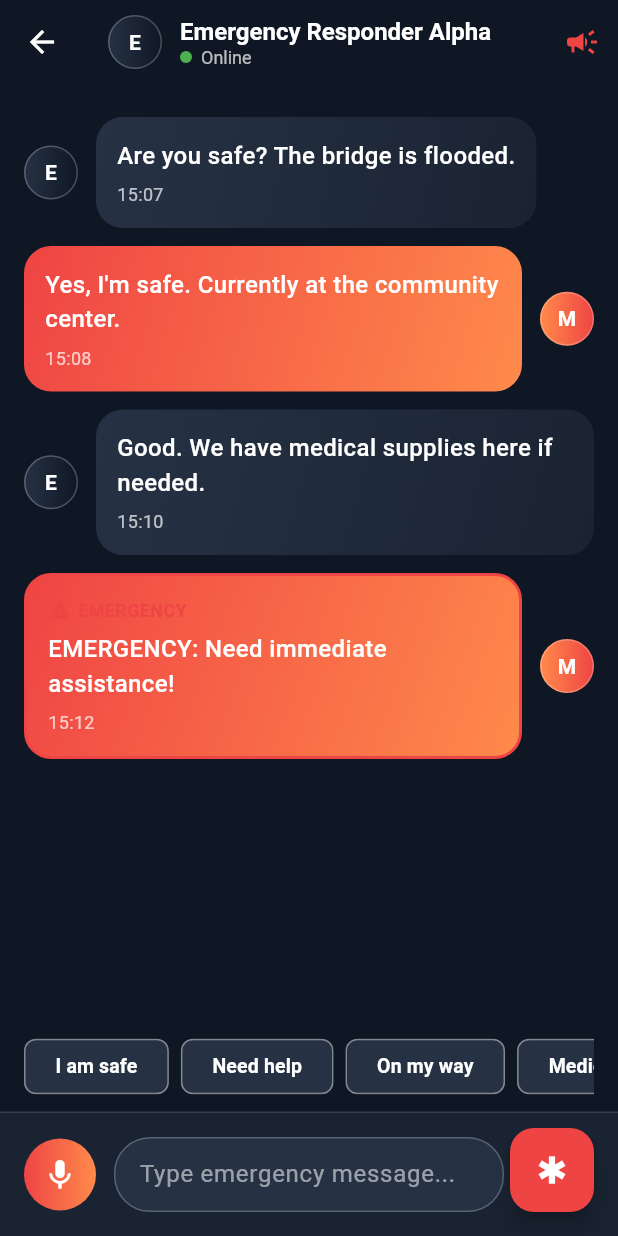
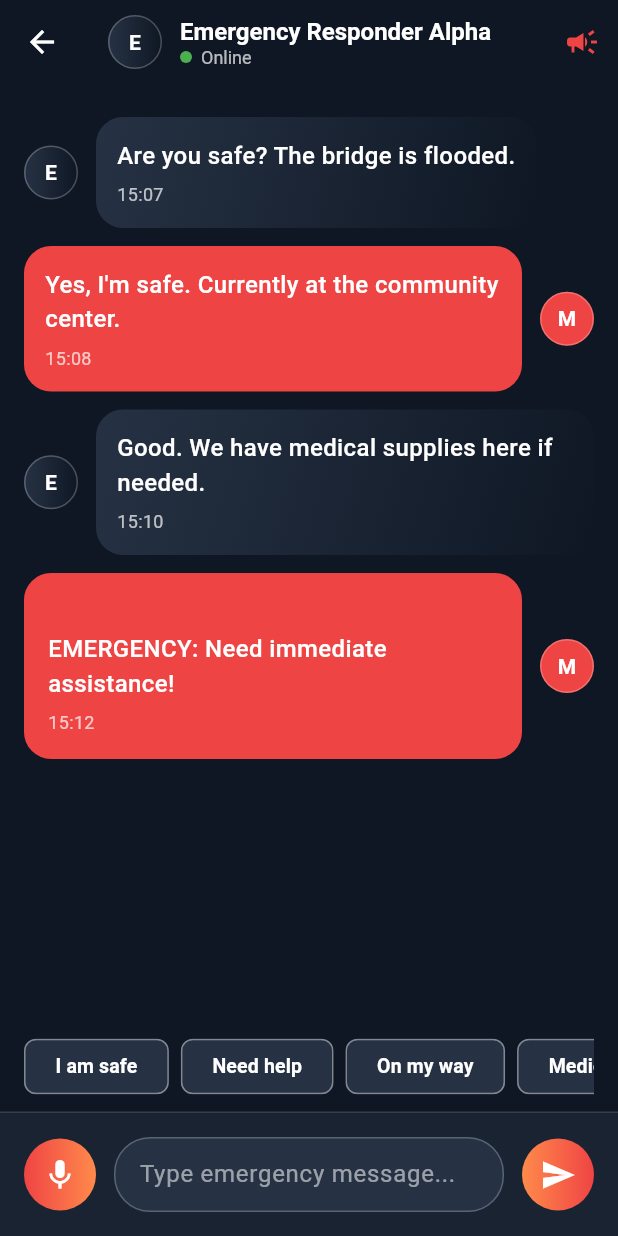
Before and after one commit to mohamedelhelaly-ctrl/BEACON, a Flutter app: the ChatPage screen opened directly, on a phone screen of 412 x 824 dp. Run offline on Flutter 3.47's test engine with Material 3 defaults, Android fonts, the phone set to English and light mode, and no system bars.

Commit message:
chatPage

```diff
--- a/beacon/lib/pages/chatPage.dart
+++ b/beacon/lib/pages/chatPage.dart
@@ -3,7 +3,6 @@ import 'package:flutter/material.dart';
 class ChatPage extends StatelessWidget {
   const ChatPage({Key? key}) : super(key: key);
 
-  // Same color palette as landing page
   static const Color _bgColor = Color(0xFF0F1724);
   static const Color _accentRed = Color(0xFFEF4444);
   static const Color _accentOrange = Color(0xFFFF8A4B);
@@ -16,7 +15,7 @@ class ChatPage extends StatelessWidget {
         shape: BoxShape.circle,
         gradient: LinearGradient(
           colors: isMine
-            ? [_accentOrange, _accentRed]
+            ? [_accentRed]
             : [Color(0xFF263244), Color(0xFF0F1724)],
         ),
         border: Border.all(color: Colors.white24, width: 1),
@@ -51,13 +50,14 @@ class ChatPage extends StatelessWidget {
             child: Container(
               padding: const EdgeInsets.all(14),
               decoration: BoxDecoration(
-                gradient: LinearGradient(
-                  colors: isMine
-                    ? [_accentRed, _accentOrange]
-                    : [Color(0xFF263244), Color(0xFF1A2332)],
-                  begin: Alignment.topLeft,
-                  end: Alignment.bottomRight,
-                ),
+                  color: isMine ? _accentRed : null,
+                  gradient: isMine
+                      ? null
+                      : LinearGradient(
+                          begin: Alignment.topLeft,
+                          end: Alignment.bottomRight,
+                          colors: [Color(0xFF263244), Color(0xFF0F1724)],
+                        ),
                 borderRadius: BorderRadius.circular(18),
                 border: isEmergency
                   ? Border.all(color: _accentRed, width: 2)
@@ -138,7 +138,10 @@ class ChatPage extends StatelessWidget {
         elevation: 0,
         leading: IconButton(
           icon: const Icon(Icons.arrow_back, color: Colors.white),
-          onPressed: () {},
+          onPressed: () {
+            Navigator.of(context).maybePop();
+          },
+          tooltip: 'Back',
         ),
         title: Row(
           children: [
@@ -191,7 +194,6 @@ class ChatPage extends StatelessWidget {
       ),
       body: Column(
         children: [
-          // Messages list
           Expanded(
             child: ListView(
               padding: const EdgeInsets.symmetric(vertical: 16),
@@ -221,7 +223,6 @@ class ChatPage extends StatelessWidget {
             ),
           ),
 
-          // Quick messages row
           Container(
             height: 60,
             padding: const EdgeInsets.symmetric(horizontal: 16),
@@ -264,7 +265,6 @@ class ChatPage extends StatelessWidget {
                 ),
                 const SizedBox(width: 12),
 
-                // Text input
                 Expanded(
                   child: Container(
                     padding: const EdgeInsets.symmetric(horizontal: 16),
@@ -285,7 +285,6 @@ class ChatPage extends StatelessWidget {
                 ),
                 const SizedBox(width: 12),
 
-                // Send button
                 Container(
                   width: 48,
                   height: 48,
@@ -305,12 +304,6 @@ class ChatPage extends StatelessWidget {
           ),
         ],
       ),
-      floatingActionButton: FloatingActionButton(
-        onPressed: () {},
-        backgroundColor: _accentRed,
-        child: const Icon(Icons.emergency, color: Colors.white),
-        tooltip: 'Emergency message',
-      ),
     );
   }
 }
```
Also changed, not shown: beacon/lib/pages/landingPage.dart (+1 -7 lines), beacon/lib/pages/networkDashboard.dart (+5 -6 lines).
